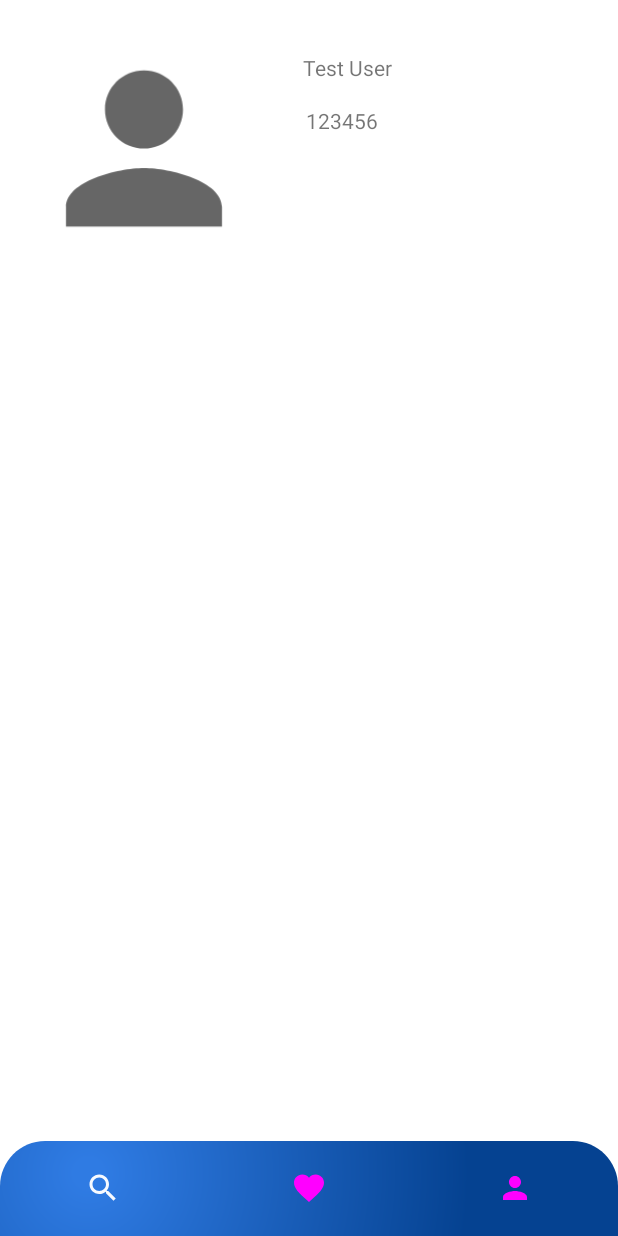
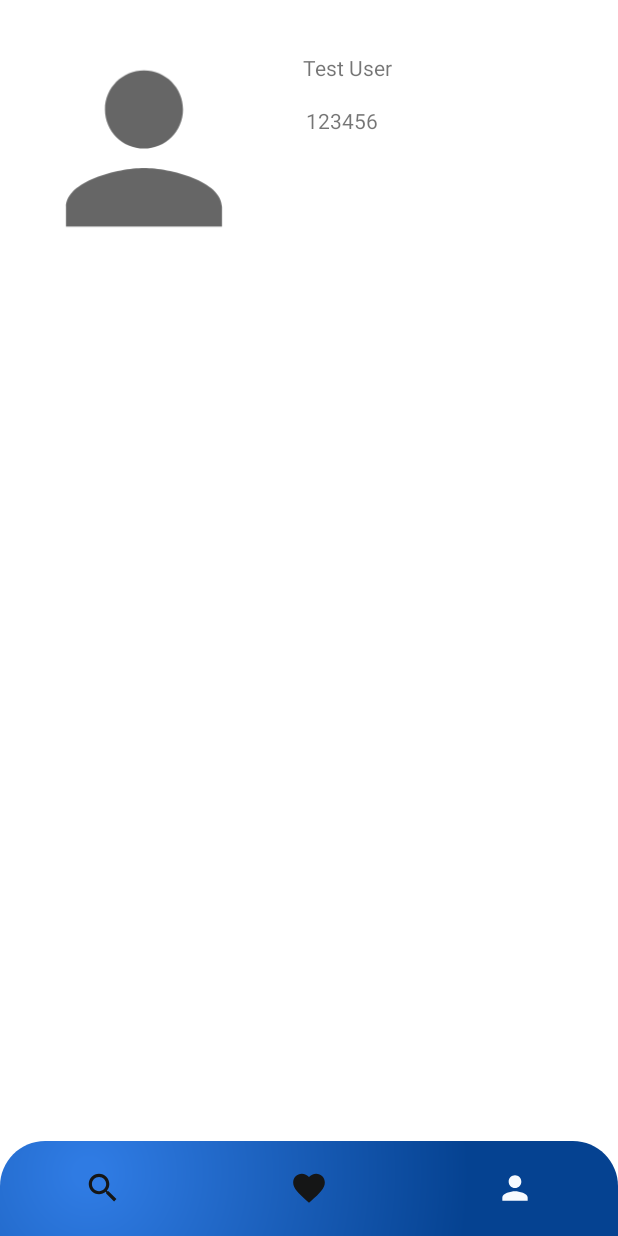
Before and after one commit to DrSearch-Team/DrSearch-Team, an Android app: the MainActivity screen opened directly, with no data from a screen before it, item 3 of the bottom bar chosen, on a phone screen of 412 x 824 dp. Run offline under Robolectric (Android 15) with nearby library versions, the phone set to English and light mode, and no system bars; libraries missing offline, so code that uses them is left out: com.parse, org.parceler; 2 statements that could not run were skipped.

Commit message:
Fixed nav bar item selected

```diff
--- a/app/src/main/java/com/example/doctorsearchapp/MainActivity.java
+++ b/app/src/main/java/com/example/doctorsearchapp/MainActivity.java
@@ -62,9 +62,10 @@ public class MainActivity extends AppCompatActivity {
                         break;
                 }
                 fragmentManager.beginTransaction().replace(R.id.flContainer, fragment).commit();
-                return false;
+                return true;
             }
         });
         bottomNavigationView.setSelectedItemId(R.id.action_search);
+
     }
 }
--- /dev/null
+++ b/app/src/main/res/color/nav_bar_selector.xml
@@ -0,0 +1,9 @@
+<?xml version="1.0" encoding="utf-8"?>
+<selector xmlns:android="http://schemas.android.com/apk/res/android">
+    <item
+        android:color="@color/icon_selected"
+        android:state_selected="true" />
+    <item
+        android:color="@color/icon_unselected"
+        android:state_selected="false" />
+</selector>
--- a/app/src/main/res/drawable/nav_bar_selector.xml
+++ /dev/null
@@ -1,9 +0,0 @@
-<?xml version="1.0" encoding="utf-8"?>
-<selector xmlns:android="http://schemas.android.com/apk/res/android">
-    <item
-        android:state_selected="true"
-        android:color="@color/icon_selected" />
-    <item
-        android:state_selected="false"
-        android:color="@color/icon_unselected" />
-</selector>
--- a/app/src/main/res/layout/activity_main.xml
+++ b/app/src/main/res/layout/activity_main.xml
@@ -21,8 +21,9 @@
         android:layout_height="wrap_content"
         android:layout_alignParentBottom="true"
         android:background="@drawable/nav_bar"
-        app:itemIconTint="@drawable/nav_bar_selector"
-        app:itemTextColor="@drawable/nav_bar_selector"
+        app:itemIconSize="25dp"
+        app:itemIconTint="@color/nav_bar_selector"
+        app:itemTextColor="@color/nav_bar_selector"
         app:labelVisibilityMode="unlabeled"
         app:menu="@menu/menu_bottom_navigation" />
 
--- a/app/src/main/res/values/colors.xml
+++ b/app/src/main/res/values/colors.xml
@@ -6,7 +6,7 @@
 
     <color name="navigation_bar">@color/dark_blue</color>
     <color name="icon_selected">@color/blue_white</color>
-    <color name="icon_unselected"></color>
+    <color name="icon_unselected">@color/dark_gray</color>
 
     <color name="card_layout">@color/white</color>
     <color name="item_background">@color/dark_gray</color>
```
